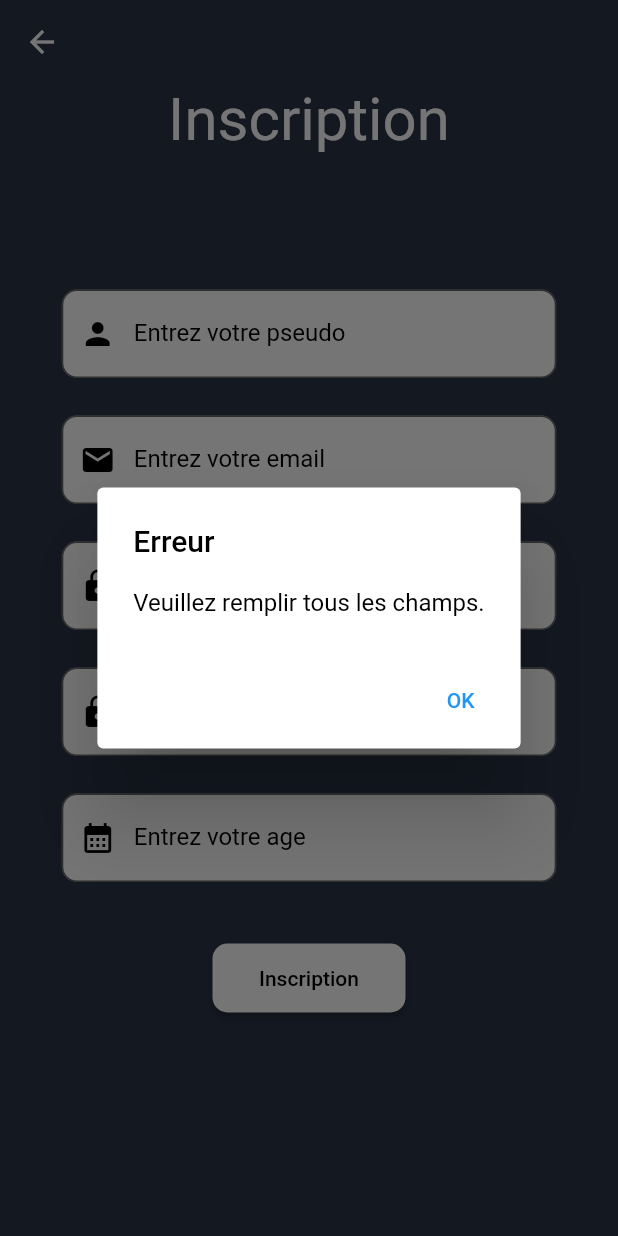
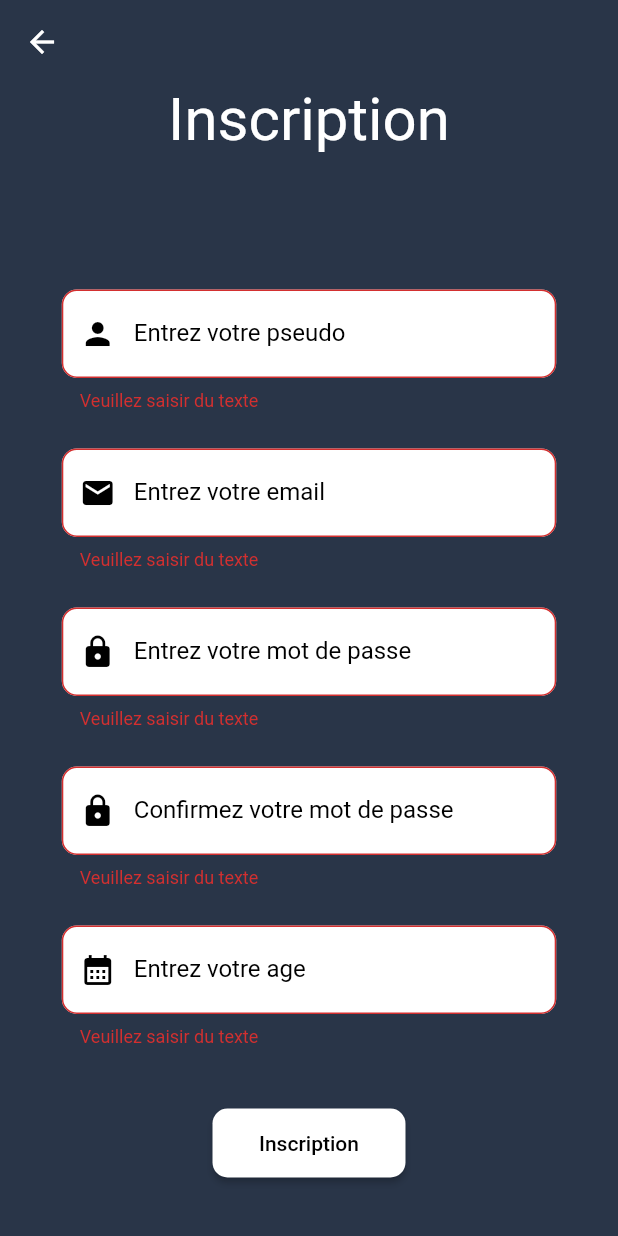
Before and after one commit to florianpoteau/App-reseau-musculation-mobile, a Flutter app: the Inscription screen opened directly, after a tap on "Inscription", on a phone screen of 412 x 824 dp. Run offline on Flutter 3.47's test engine with Material 2 defaults, Android fonts, the light colour scheme and no system bars; our stand-ins replace dio, flutter_secure_storage, font_awesome_flutter; missing offline and left inert: test; accounts and stored records are empty.

Commit message:
feat(validator pour vérifier le nombre de caractere des inputs)

```diff
--- a/lib/screen/Connexion/connexion.dart
+++ b/lib/screen/Connexion/connexion.dart
@@ -18,6 +18,7 @@ class Connexion extends StatefulWidget {
 }
 
 class _HomePageState extends State<Connexion> {
+  final GlobalKey<FormState> _formKey = GlobalKey<FormState>();
   TextEditingController emailController = TextEditingController();
   TextEditingController passwordController = TextEditingController();
   Future<Token>? _futureTokens;
@@ -52,6 +53,7 @@ class _HomePageState extends State<Connexion> {
                     width: MediaQuery.of(context).size.width * 0.8,
                     color: CustomTheme.Colororange,
                     child: Form(
+                      key: _formKey,
                       child: Column(
                         children: [
                           SizedBox(height: 70),
@@ -66,6 +68,7 @@ class _HomePageState extends State<Connexion> {
                             colorTexte: Colors.white,
                             type: TextInputType.text,
                             floatingLabel: FloatingLabelBehavior.auto,
+                            minLength: 3,
                           ),
                           SizedBox(height: 16),
                           InputTexte(
@@ -77,6 +80,7 @@ class _HomePageState extends State<Connexion> {
                             colorTexte: Colors.white,
                             type: TextInputType.text,
                             floatingLabel: FloatingLabelBehavior.auto,
+                            minLength: 3,
                           ),
                           SizedBox(height: 38),
                           Row(
@@ -84,6 +88,8 @@ class _HomePageState extends State<Connexion> {
                             children: [
                               ButtonIdentificationUser(
                                 onPressed: () async {
+                                  // Valider le formulaire
+                                  if (_formKey.currentState!.validate()) {
                                     setState(() {
                                       isLoading =
                                           true; // Activer l'indicateur de chargement
@@ -110,6 +116,7 @@ class _HomePageState extends State<Connexion> {
                                         isLoading =
                                             false; // Désactiver l'indicateur de chargement
                                       });
+                                    }
                                   }
                                 },
                                 texte: "Se connecter",
--- a/lib/screen/Inscription/inscription.dart
+++ b/lib/screen/Inscription/inscription.dart
@@ -7,7 +7,7 @@ import 'package:renconsport/services/AuthRegister/authRegister.dart';
 import 'package:renconsport/services/theme.dart';
 
 class Inscription extends StatefulWidget {
-  const Inscription({super.key});
+  const Inscription({Key? key}) : super(key: key);
 
   @override
   State<Inscription> createState() => _InscriptionState();
@@ -23,6 +23,7 @@ class _InscriptionState extends State<Inscription> {
   bool isLoading = false;
 
   Future<User>? _futureUser;
+  final _formKey = GlobalKey<FormState>(); // Clé pour le formulaire
 
   @override
   Widget build(BuildContext context) {
@@ -46,6 +47,7 @@ class _InscriptionState extends State<Inscription> {
                   Container(
                     width: MediaQuery.of(context).size.width * 0.8,
                     child: Form(
+                      key: _formKey, // Utilisez la clé pour le formulaire
                       child: Column(
                         children: [
                           InputTexte(
@@ -57,6 +59,7 @@ class _InscriptionState extends State<Inscription> {
                             colorTexte: Colors.black,
                             type: TextInputType.text,
                             floatingLabel: FloatingLabelBehavior.never,
+                            minLength: 3,
                           ),
                           SizedBox(height: 25),
                           InputTexte(
@@ -68,6 +71,7 @@ class _InscriptionState extends State<Inscription> {
                             colorTexte: Colors.black,
                             type: TextInputType.text,
                             floatingLabel: FloatingLabelBehavior.never,
+                            minLength: 3,
                           ),
                           SizedBox(height: 25),
                           InputTexte(
@@ -79,6 +83,7 @@ class _InscriptionState extends State<Inscription> {
                             colorTexte: Colors.black,
                             type: TextInputType.text,
                             floatingLabel: FloatingLabelBehavior.never,
+                            minLength: 8,
                           ),
                           SizedBox(height: 25),
                           InputTexte(
@@ -90,6 +95,7 @@ class _InscriptionState extends State<Inscription> {
                             colorTexte: Colors.black,
                             type: TextInputType.text,
                             floatingLabel: FloatingLabelBehavior.never,
+                            minLength: 8,
                           ),
                           SizedBox(height: 25),
                           InputTexte(
@@ -101,60 +107,29 @@ class _InscriptionState extends State<Inscription> {
                             colorTexte: Colors.black,
                             type: TextInputType.number,
                             floatingLabel: FloatingLabelBehavior.never,
+                            minLength: 1,
                           ),
                           SizedBox(height: 40),
                           ButtonIdentificationUser(
                             onPressed: () async {
-                                // Vérifiez d'abord si tous les champs sont préremplis
-                                if (pseudoController.text.isEmpty ||
-                                    emailController.text.isEmpty ||
-                                    firstPasswordController.text.isEmpty ||
-                                    secondPasswordController.text.isEmpty ||
-                                    ageController.text.isEmpty) {
-                                  showDialog(
-                                    context: context,
-                                    builder: (context) {
-                                      return AlertDialog(
-                                        title: Text(
-                                          'Erreur',
-                                          style: TextStyle(color: Colors.black),
-                                        ),
-                                        content: Text(
-                                          'Veuillez remplir tous les champs.',
-                                          style: TextStyle(color: Colors.black),
-                                        ),
-                                        actions: <Widget>[
-                                          TextButton(
-                                            onPressed: () {
-                                              Navigator.of(context).pop();
-                                            },
-                                            child: Text('OK'),
-                                          ),
-                                        ],
-                                      );
-                                    },
-                                  );
-                                  return; // Sortez de la fonction si un champ est vide
-                                }
-
-                                // Tous les champs sont remplis, continuez avec le traitement
+                              // Vérifiez d'abord si le formulaire est valide
+                              if (_formKey.currentState!.validate()) {
                                 setState(() {
                                   isLoading = true;
-                                  String pseudo = pseudoController.text;
-                                  String email = emailController.text;
+                                  String pseudo = pseudoController.text.trim();
+                                  String email = emailController.text.trim();
                                   String firstPassword =
-                                      firstPasswordController.text;
+                                      firstPasswordController.text.trim();
                                   String secondPassword =
                                       secondPasswordController.text;
-                                  int age = int.parse(ageController.text);
+                                  int age =
+                                      int.parse(ageController.text.trim());
 
                                   if (firstPassword == secondPassword) {
                                     _futureUser = AuthRegister.postUser(
                                         pseudo, email, firstPassword, age);
                                   }
                                 });
-
-                                // Mot de passe qui correspond:
 
                                 try {
                                   final user = await _futureUser;
@@ -200,6 +175,7 @@ class _InscriptionState extends State<Inscription> {
                                     isLoading = false;
                                   });
                                 }
+                              }
                             },
                             texte: "Inscription",
                           )
@@ -213,12 +189,13 @@ class _InscriptionState extends State<Inscription> {
           ),
           if (isLoading)
             Container(
-                color: Colors.black.withOpacity(0.5), // Fond semi-transparent
+              color: Colors.black.withOpacity(0.5),
               child: Center(
                 child: CircularProgressIndicator(),
               ),
             ),
         ],
-        ));
+      ),
+    );
   }
 }
--- a/lib/screen/widget/inputTexte.dart
+++ b/lib/screen/widget/inputTexte.dart
@@ -3,7 +3,7 @@ import 'package:flutter/services.dart';
 
 class InputTexte extends StatelessWidget {
   const InputTexte({
-    super.key,
+    Key? key,
     required this.icon,
     required this.text,
     required this.controller,
@@ -12,7 +12,8 @@ class InputTexte extends StatelessWidget {
     required this.colorTexte,
     required this.type,
     required this.floatingLabel,
-  });
+    required this.minLength, // Ajoutez cette propriété
+  }) : super(key: key);
 
   final IconData icon;
   final String text;
@@ -22,6 +23,7 @@ class InputTexte extends StatelessWidget {
   final Color colorTexte;
   final TextInputType type;
   final FloatingLabelBehavior floatingLabel;
+  final int minLength; // Ajoutez cette propriété pour la longueur minimale
 
   @override
   Widget build(BuildContext context) {
@@ -44,7 +46,14 @@ class InputTexte extends StatelessWidget {
           fillColor: colorInput,
         ),
         style: TextStyle(color: colorTexte),
-      inputFormatters: [LengthLimitingTextInputFormatter(10)],
-    );
+        validator: (value) {
+          if (value == null || value.isEmpty) {
+            return 'Veuillez saisir du texte';
+          }
+          if (value.length < minLength) {
+            return 'Le texte doit contenir au moins $minLength caractères';
+          }
+          return null; // La validation a réussi
+        });
   }
 }
```
Lines whose indentation alone changed are shown as unchanged.
